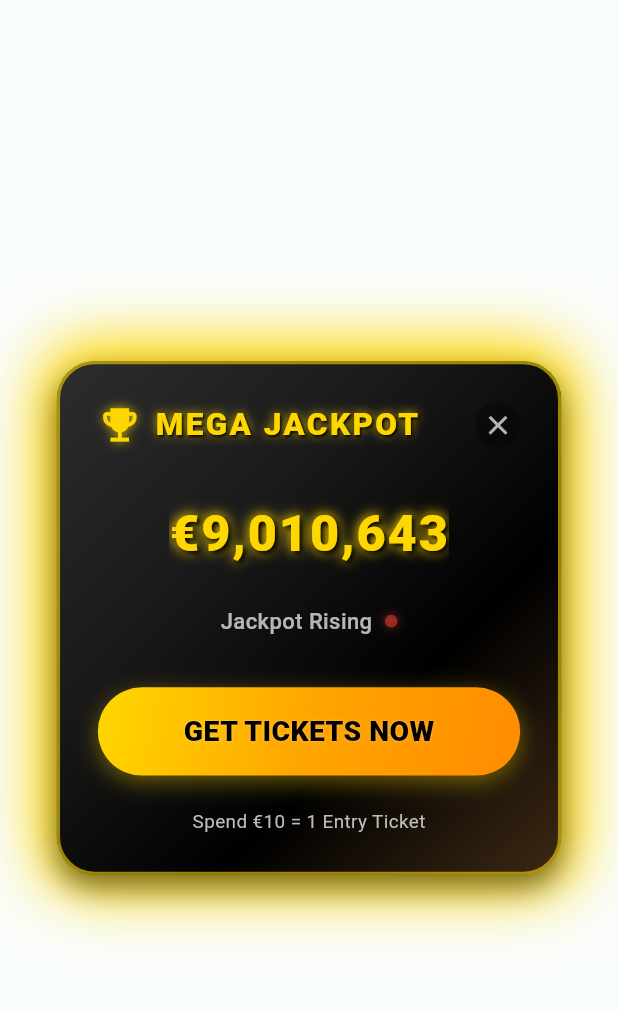
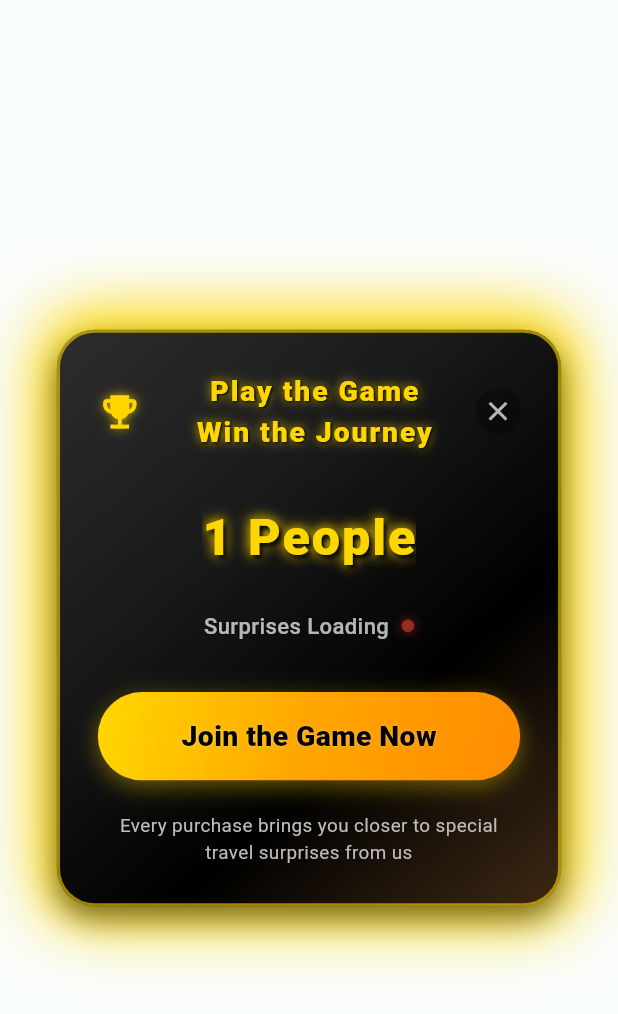
Before and after one commit to chikuokuo/ticket_sale, a Flutter app: the MegaJackpotDialog widget shown alone on an empty page, opened directly, on a phone screen of 412 x 824 dp. Shown: the top 1014 px of the screen. Run offline on Flutter 3.47's test engine with Material 3 defaults, Android fonts, the phone set to English and light mode, and no system bars; our stand-ins replace flutter_dotenv, flutter_riverpod, qr_flutter; missing offline and left inert: flutter_stripe; Roboto replaces fonts that are missing (SF Pro Display).

Commit message:
join us promotion

```diff
--- a/lib/screens/main_navigation_screen.dart
+++ b/lib/screens/main_navigation_screen.dart
@@ -7,6 +7,7 @@ import '../screens/train_ticket_screen.dart';
 import '../screens/treasure_hunt_screen.dart';
 import '../theme/colors.dart';
 import '../widgets/jackpot_floating_button.dart';
+import '../providers/ticket_order_provider.dart';
 
 class MainNavigationScreen extends ConsumerStatefulWidget {
   final int initialTabIndex;
@@ -41,6 +42,12 @@ class _MainNavigationScreenState extends ConsumerState<MainNavigationScreen> {
 
   @override
   Widget build(BuildContext context) {
+    // Calculate total participant count from all ticket providers
+    final neuschwansteinOrder = ref.watch(ticketOrderProvider(TicketType.neuschwanstein));
+    final museumOrder = ref.watch(ticketOrderProvider(TicketType.museum));
+
+    final totalParticipants = neuschwansteinOrder.attendees.length + museumOrder.attendees.length;
+
     return Scaffold(
       body: Stack(
         children: [
@@ -50,8 +57,8 @@ class _MainNavigationScreenState extends ConsumerState<MainNavigationScreen> {
           ),
           // Jackpot floating button - 在寶藏獵人頁面不顯示
           if (_selectedIndex != 3) // 3 是 TreasureHuntScreen 的索引
-            const JackpotFloatingButton(
-              amount: 9.0,
+            JackpotFloatingButton(
+              participantCount: totalParticipants,
               // Uses default onTap behavior to show MegaJackpotDialog
             ),
         ],
--- a/lib/widgets/jackpot_floating_button.dart
+++ b/lib/widgets/jackpot_floating_button.dart
@@ -3,12 +3,12 @@ import 'dart:math' as math;
 import 'mega_jackpot_dialog.dart';
 
 class JackpotFloatingButton extends StatefulWidget {
-  final double amount;
+  final int participantCount;
   final VoidCallback? onTap;
 
   const JackpotFloatingButton({
     super.key,
-    this.amount = 9.0,
+    this.participantCount = 0,
     this.onTap,
   });
 
@@ -154,7 +154,7 @@ class _JackpotFloatingButtonState extends State<JackpotFloatingButton>
                 barrierDismissible: true,
                 barrierColor: Colors.black.withOpacity(0.7),
                 builder: (context) => MegaJackpotDialog(
-                  jackpotAmount: widget.amount * 1000000, // Convert M to actual amount
+                  participantCount: widget.participantCount,
                 ),
               );
             }
@@ -241,7 +241,7 @@ class _JackpotFloatingButtonState extends State<JackpotFloatingButton>
                       children: [
                         // JACKPOT text
                         Text(
-                          'JACKPOT',
+                          'Join Us',
                           style: TextStyle(
                             color: const Color(0xFFFFD700),
                             fontSize: 10,
@@ -268,7 +268,7 @@ class _JackpotFloatingButtonState extends State<JackpotFloatingButton>
                                   child: Opacity(
                                     opacity: 1.0 - _bounceAnimation.value,
                                     child: Text(
-                                      '€${widget.amount.toStringAsFixed(1)}M',
+                                      '${widget.participantCount} People',
                                       style: TextStyle(
                                         color: const Color(0xFFFFD700),
                                         fontSize: 16,
@@ -294,7 +294,7 @@ class _JackpotFloatingButtonState extends State<JackpotFloatingButton>
                                   child: Opacity(
                                     opacity: _bounceAnimation.value,
                                     child: Text(
-                                      '€${(widget.amount + 0.1).toStringAsFixed(1)}M',
+                                      '${widget.participantCount + 1} People',
                                       style: TextStyle(
                                         color: const Color(0xFFFFD700),
                                         fontSize: 16,
--- a/lib/widgets/mega_jackpot_dialog.dart
+++ b/lib/widgets/mega_jackpot_dialog.dart
@@ -2,11 +2,11 @@ import 'package:flutter/material.dart';
 import 'dart:math' as math;
 
 class MegaJackpotDialog extends StatefulWidget {
-  final double jackpotAmount;
+  final int participantCount;
 
   const MegaJackpotDialog({
     super.key,
-    this.jackpotAmount = 9008646,
+    this.participantCount = 0,
   });
 
   @override
@@ -151,7 +151,11 @@ class _MegaJackpotDialogState extends State<MegaJackpotDialog>
                 ],
               ),
               child: Container(
-                width: 320,
+                constraints: const BoxConstraints(
+                  maxWidth: 320,
+                  minWidth: 280,
+                ),
+                width: MediaQuery.of(context).size.width * 0.85,
                 padding: const EdgeInsets.all(24),
                 decoration: BoxDecoration(
                   borderRadius: BorderRadius.circular(24),
@@ -177,7 +181,8 @@ class _MegaJackpotDialogState extends State<MegaJackpotDialog>
                     Row(
                       mainAxisAlignment: MainAxisAlignment.spaceBetween,
                       children: [
-                        Row(
+                        Expanded(
+                          child: Row(
                             children: [
                               Icon(
                                 Icons.emoji_events,
@@ -191,13 +196,14 @@ class _MegaJackpotDialogState extends State<MegaJackpotDialog>
                                 ],
                               ),
                               const SizedBox(width: 8),
-                            Text(
-                              'MEGA JACKPOT',
+                              Expanded(
+                                child: Text(
+                                  'Play the Game\nWin the Journey',
                                   style: TextStyle(
                                     color: const Color(0xFFFFD700),
-                                fontSize: 20,
+                                    fontSize: 18,
                                     fontWeight: FontWeight.w800,
-                                letterSpacing: 1.5,
+                                    letterSpacing: 1.2,
                                     shadows: [
                                       Shadow(
                                         color: const Color(0xFFFFD700).withOpacity(0.8),
@@ -210,8 +216,13 @@ class _MegaJackpotDialogState extends State<MegaJackpotDialog>
                                       ),
                                     ],
                                   ),
+                                  maxLines: 2,
+                                  textAlign: TextAlign.center,
+                                  overflow: TextOverflow.ellipsis,
+                                ),
                               ),
                             ],
+                          ),
                         ),
                         GestureDetector(
                           onTap: () => Navigator.of(context).pop(),
@@ -245,7 +256,7 @@ class _MegaJackpotDialogState extends State<MegaJackpotDialog>
                               offset: Offset(0, -60 * _flipAnimation.value),
                               child: Opacity(
                                 opacity: 1.0 - _flipAnimation.value,
-                                child: _buildAmountText(widget.jackpotAmount),
+                                child: _buildParticipantText(widget.participantCount),
                               ),
                             ),
                             // Next amount (slightly higher)
@@ -253,7 +264,7 @@ class _MegaJackpotDialogState extends State<MegaJackpotDialog>
                               offset: Offset(0, 60 - 60 * _flipAnimation.value),
                               child: Opacity(
                                 opacity: _flipAnimation.value,
-                                child: _buildAmountText(widget.jackpotAmount + 1000 + (math.Random().nextInt(999))),
+                                child: _buildParticipantText(widget.participantCount + 1 + (math.Random().nextInt(5))),
                               ),
                             ),
                           ],
@@ -268,7 +279,7 @@ class _MegaJackpotDialogState extends State<MegaJackpotDialog>
                       mainAxisAlignment: MainAxisAlignment.center,
                       children: [
                         Text(
-                          'Jackpot Rising',
+                          'Surprises Loading',
                           style: TextStyle(
                             color: Colors.white70,
                             fontSize: 14,
@@ -336,7 +347,7 @@ class _MegaJackpotDialogState extends State<MegaJackpotDialog>
                           child: Container(
                             alignment: Alignment.center,
                             child: Text(
-                              'GET TICKETS NOW',
+                              'Join the Game Now',
                               style: TextStyle(
                                 color: Colors.black,
                                 fontSize: 18,
@@ -358,12 +369,15 @@ class _MegaJackpotDialogState extends State<MegaJackpotDialog>
 
                     // Footer text
                     Text(
-                      'Spend €10 = 1 Entry Ticket',
+                      'Every purchase brings you closer to special travel surprises from us',
                       style: TextStyle(
                         color: Colors.grey.shade400,
                         fontSize: 12,
                         fontWeight: FontWeight.w400,
                       ),
+                      textAlign: TextAlign.center,
+                      maxLines: 2,
+                      overflow: TextOverflow.ellipsis,
                     ),
                   ],
                 ),
@@ -375,9 +389,9 @@ class _MegaJackpotDialogState extends State<MegaJackpotDialog>
     );
   }
 
-  Widget _buildAmountText(double amount) {
+  Widget _buildParticipantText(int count) {
     return Text(
-      '€${amount.toStringAsFixed(0).replaceAllMapped(RegExp(r'(\d)(?=(\d{3})+(?!\d))'), (Match m) => '${m[1]},')}',
+      '$count People',
       style: TextStyle(
         color: const Color(0xFFFFD700),
         fontSize: 32,
```
Lines whose indentation alone changed are shown as unchanged.
